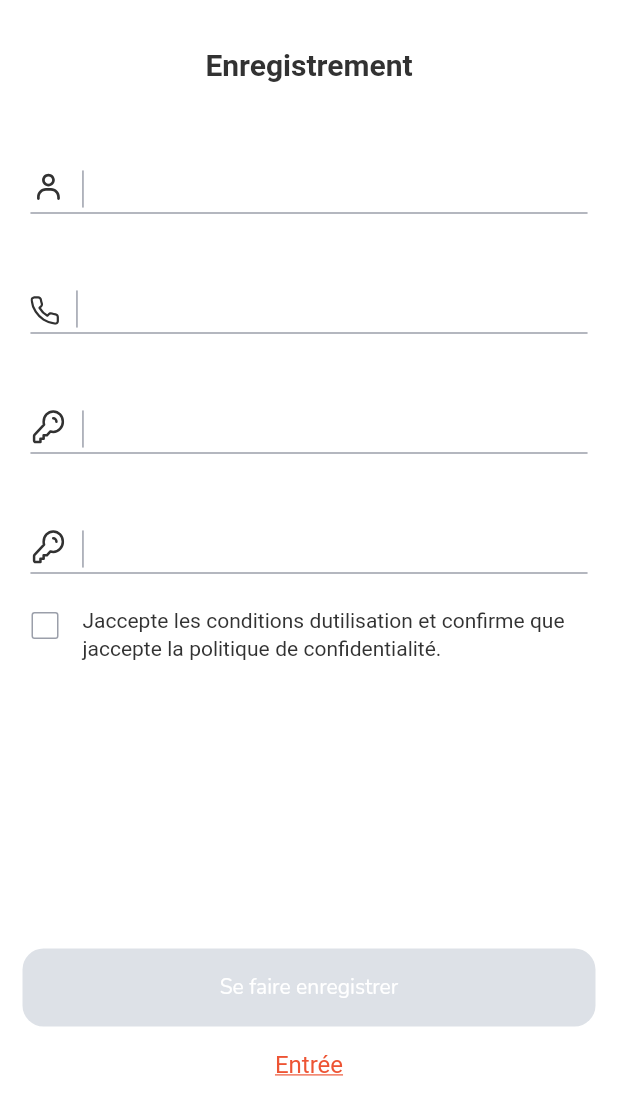
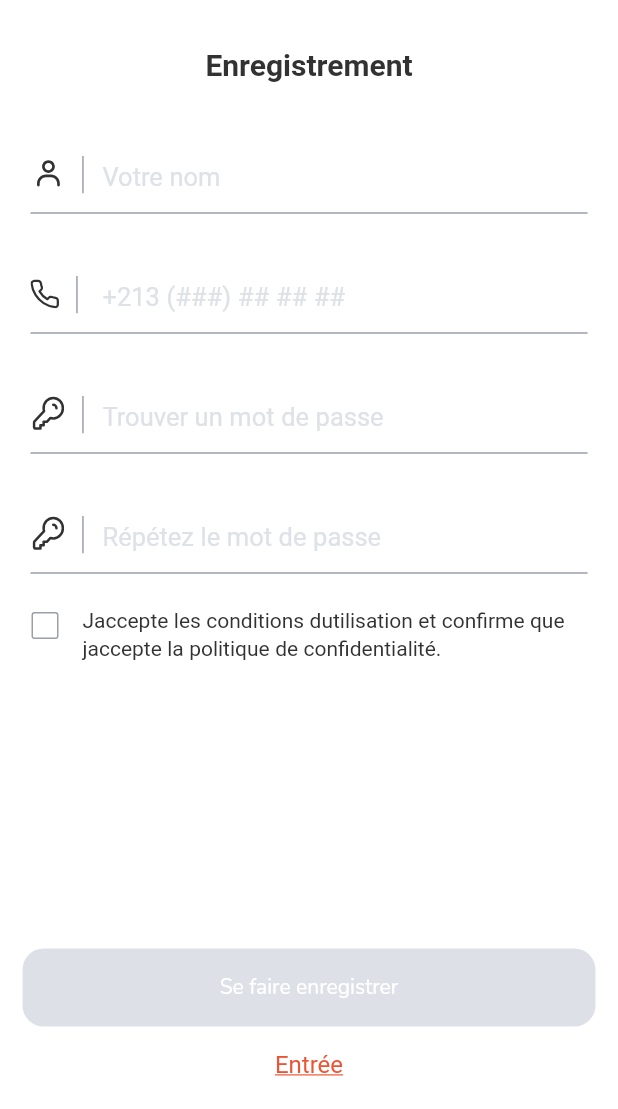
Before and after one commit to mavrinpn/Navigi-App, a Flutter app: the RegisterScreen screen opened by its route, on a phone screen of 412 x 824 dp, the part 127-1236 px from its top. Run offline on Flutter 3.47's test engine with Material 2 defaults, Android fonts, the phone set to English and light mode, and no system bars; our stand-ins replace appwrite, bloc, cached_network_image, dio, flutter_bloc, flutter_image_compress and 13 more; missing offline and left inert: loading_animations; accounts and stored records are empty; generated files the repository leaves out were written again; network calls fail; Roboto replaces fonts that are missing (SF Pro Display); statements that could not run were skipped.

Commit message:
add telephone new mask

```diff
--- a/lib/feature/auth/ui/login_first_screen.dart
+++ b/lib/feature/auth/ui/login_first_screen.dart
@@ -11,7 +11,7 @@ import '../../../widgets/button/custom_text_button.dart';
 import '../../../widgets/textField/mask_text_field.dart';
 
 final maskPhoneFormatter = MaskTextInputFormatter(
-    mask: '+213 ## ### ###',
+    mask: '+213 (###) ## ## ##',
     filter: {"#": RegExp(r'[0-9]')},
     type: MaskAutoCompletionType.lazy);
 
@@ -80,16 +80,17 @@ class _LoginFirstScreenState extends State<LoginFirstScreen> {
                           width: width * 0.95,
                           prefIcon: 'Assets/icons/phone.svg',
                           mask: maskPhoneFormatter,
+                          hintText: '+213 (###) ## ## ##',
                           validator: (value) {
                             if (maskPhoneFormatter.getUnmaskedText().length !=
-                                8) {
+                                9) {
                               return 'Erreur! Réessayez ou entrez dautres informations.';
                             }
                             return null;
                           },
                           onChanged: (value) {
                             if (maskPhoneFormatter.getUnmaskedText().length ==
-                                8) {
+                                9) {
                               isTouch = true;
                               setState(() {});
                               return;
--- a/lib/feature/auth/ui/register_screen.dart
+++ b/lib/feature/auth/ui/register_screen.dart
@@ -16,7 +16,7 @@ import '../../../widgets/textField/mask_text_field.dart';
 import '../data/auth_repository.dart';
 
 final maskPhoneFormatter = MaskTextInputFormatter(
-    mask: '+213 ## ### ###',
+    mask: '+213 (###) ## ## ##',
     filter: {"#": RegExp(r'[0-9]')},
     type: MaskAutoCompletionType.lazy);
 
@@ -40,7 +40,7 @@ class _RegisterScreenState extends State<RegisterScreen> {
 
   bool checkFields(
       String phone, String name, String firstPassword, String secondPassword) {
-    return phone.length == 8 &&
+    return phone.length == 9 &&
         name.isNotEmpty &&
         firstPassword == secondPassword &&
         firstPassword.length >= 8 &&
@@ -115,6 +115,7 @@ class _RegisterScreenState extends State<RegisterScreen> {
                       ),
                       CustomTextFormField(
                           controller: nameController,
+                          hintText: 'Votre nom',
                           keyboardType: TextInputType.text,
                           width: width * 0.95,
                           prefIcon: 'Assets/icons/profile.svg',
@@ -129,12 +130,13 @@ class _RegisterScreenState extends State<RegisterScreen> {
                           }),
                       MaskTextFormField(
                         controller: phoneController,
+                        hintText: '+213 (###) ## ## ##',
                         keyboardType: TextInputType.phone,
                         width: width * 0.95,
                         prefIcon: 'Assets/icons/phone.svg',
                         validator: (value) {
                           if (maskPhoneFormatter.getUnmaskedText().length !=
-                              8) {
+                              9) {
                             return 'Erreur! Réessayez ou entrez dautres informations.';
                           }
                           return null;
@@ -146,6 +148,7 @@ class _RegisterScreenState extends State<RegisterScreen> {
                       ),
                       CustomTextFormField(
                           controller: firstPasswordController,
+                          hintText: 'Trouver un mot de passe',
                           keyboardType: TextInputType.text,
                           width: width * 0.95,
                           prefIcon: 'Assets/icons/key.svg',
@@ -163,6 +166,7 @@ class _RegisterScreenState extends State<RegisterScreen> {
                       CustomTextFormField(
                           controller: secondPasswordController,
                           keyboardType: TextInputType.text,
+                          hintText: 'Répétez le mot de passe',
                           width: width * 0.95,
                           prefIcon: 'Assets/icons/key.svg',
                           obscureText: true,
--- a/lib/feature/main/ui/main_screen.dart
+++ b/lib/feature/main/ui/main_screen.dart
@@ -201,7 +201,7 @@ class _MainScreenState extends State<MainScreen> {
                       ),
                     ),
                     SliverPadding(
-                      padding: const EdgeInsets.symmetric(horizontal: 22),
+                      padding: const EdgeInsets.symmetric(horizontal: 15),
                       sliver: SliverGrid(
                         gridDelegate: SliverGridDelegateWithMaxCrossAxisExtent(
                             crossAxisSpacing: 10,
--- a/lib/l10n/app_ar.arb
+++ b/lib/l10n/app_ar.arb
@@ -141,5 +141,6 @@
   "yourAdIsBeingChecked": "يتم التحقق من اعلانك",
   "pleaseDoNotLeaveTheAppWhileWeAreProcessingYourAd": "من فضلك لا تترك التطبيق بينما نقوم بمعالجة إعلانك",
   "edit": "عرض السعر الخاص بك",
-  "offrirVotrePrix": "Offrir votre prix"
+  "offrirVotrePrix": "Offrir votre prix",
+  "passwordOrEmailEnteredIncorrectly": "تم إدخال كلمة المرور أو البريد الإلكتروني بشكل غير صحيح"
 }
--- a/lib/l10n/app_en.arb
+++ b/lib/l10n/app_en.arb
@@ -141,5 +141,6 @@
   "yourAdIsBeingChecked": "Your ad is being checked",
   "pleaseDoNotLeaveTheAppWhileWeAreProcessingYourAd": "Please do not leave the app while we are processing your ad.",
   "edit": "Edit",
-  "offrirVotrePrix": "Offer your price"
+  "offrirVotrePrix": "Offer your price",
+  "passwordOrEmailEnteredIncorrectly": "Password or email entered incorrectly"
 }
--- a/lib/l10n/app_fr.arb
+++ b/lib/l10n/app_fr.arb
@@ -141,5 +141,6 @@
   "yourAdIsBeingChecked": "Votre annonce est en cours de vérification",
   "pleaseDoNotLeaveTheAppWhileWeAreProcessingYourAd": "Veuillez ne pas quitter l'application pendant que nous traitons votre annonce.",
   "edit": "Éditer",
-  "offrirVotrePrix": "Offrir votre prix"
+  "offrirVotrePrix": "Offrir votre prix",
+  "passwordOrEmailEnteredIncorrectly": "Not de passe ou email mal saisi"
 }
--- a/lib/widgets/conatainers/announcement.dart
+++ b/lib/widgets/conatainers/announcement.dart
@@ -25,8 +25,8 @@ class _AnnouncementContainerState extends State<AnnouncementContainer> {
   @override
   Widget build(BuildContext context) {
     final width = MediaQuery.of(context).size.width;
-    final double imageWidth = width / 2 - 32;
-    final double imageHeight = (width / 2 - 32) * 1.032;
+    final double imageWidth = width / 2 - 25;
+    final double imageHeight = (width / 2 - 25) * 1.032;
 
     return InkWell(
       focusColor: AppColors.empty,
--- a/lib/widgets/textField/custom_text_field.dart
+++ b/lib/widgets/textField/custom_text_field.dart
@@ -19,6 +19,7 @@ class CustomTextFormField extends StatefulWidget {
     this.width = double.infinity,
     this.obscureText = false,
     this.validator,
+    this.hintText = '',
   }) : super(key: key);
 
   final TextEditingController controller;
@@ -29,6 +30,7 @@ class CustomTextFormField extends StatefulWidget {
   final String prefIcon;
   final FormFieldValidator<String>? validator;
   final void Function(String?) onChanged;
+  final String hintText;
 
   @override
   State<CustomTextFormField> createState() => _CustomTextFormFieldState();
@@ -47,11 +49,12 @@ class _CustomTextFormFieldState extends State<CustomTextFormField> {
             maxLines: 1,
             obscureText: widget.obscureText,
             keyboardType: widget.keyboardType,
-            textAlignVertical: TextAlignVertical.bottom,
+            textAlignVertical: TextAlignVertical.center,
             decoration: InputDecoration(
+              hintText: widget.hintText,
               isDense: true,
               fillColor: AppColors.empty,
-              hintStyle: AppTypography.font17black,
+              hintStyle: AppTypography.font17black.copyWith(color: AppColors.whiteGray),
               filled: true,
               enabledBorder: const UnderlineInputBorder(
                 borderSide: BorderSide(
@@ -73,7 +76,7 @@ class _CustomTextFormFieldState extends State<CustomTextFormField> {
               ),
               prefixIcon: Row(
                 mainAxisSize: MainAxisSize.min,
-                crossAxisAlignment: CrossAxisAlignment.end,
+                crossAxisAlignment: CrossAxisAlignment.center,
                 children: [
                   Column(
                     mainAxisSize: MainAxisSize.min,
--- a/lib/widgets/textField/mask_text_field.dart
+++ b/lib/widgets/textField/mask_text_field.dart
@@ -18,6 +18,7 @@ class MaskTextFormField extends StatefulWidget {
     required this.prefIcon,
     required this.mask,
     required this.onChanged,
+    this.hintText = '',
     this.height = 80,
     this.width = double.infinity,
     this.obscureText = false,
@@ -33,6 +34,7 @@ class MaskTextFormField extends StatefulWidget {
   final FormFieldValidator<String>? validator;
   final MaskTextInputFormatter mask;
   final void Function(String?) onChanged;
+  final String hintText;
 
   @override
   State<MaskTextFormField> createState() => _MaskTextFormFieldState();
@@ -52,11 +54,12 @@ class _MaskTextFormFieldState extends State<MaskTextFormField> {
             maxLines: 1,
             obscureText: widget.obscureText,
             keyboardType: widget.keyboardType,
-            textAlignVertical: TextAlignVertical.bottom,
+            textAlignVertical: TextAlignVertical.center,
             decoration: InputDecoration(
               isDense: true,
+              hintText: widget.hintText,
               fillColor: AppColors.empty,
-              hintStyle: AppTypography.font17black,
+              hintStyle: AppTypography.font17black.copyWith(color: AppColors.whiteGray),
               filled: true,
               enabledBorder: const UnderlineInputBorder(
                 borderSide: BorderSide(
@@ -78,7 +81,7 @@ class _MaskTextFormFieldState extends State<MaskTextFormField> {
               ),
               prefixIcon: Row(
                 mainAxisSize: MainAxisSize.min,
-                crossAxisAlignment: CrossAxisAlignment.end,
+                crossAxisAlignment: CrossAxisAlignment.center,
                 children: [
                   Column(
                     mainAxisSize: MainAxisSize.min,
```
Also changed, not shown: lib/feature/auth/ui/login_second_screen.dart (+22 -3 lines), lib/feature/main/ui/search_screen.dart (deleted), pubspec.lock.
